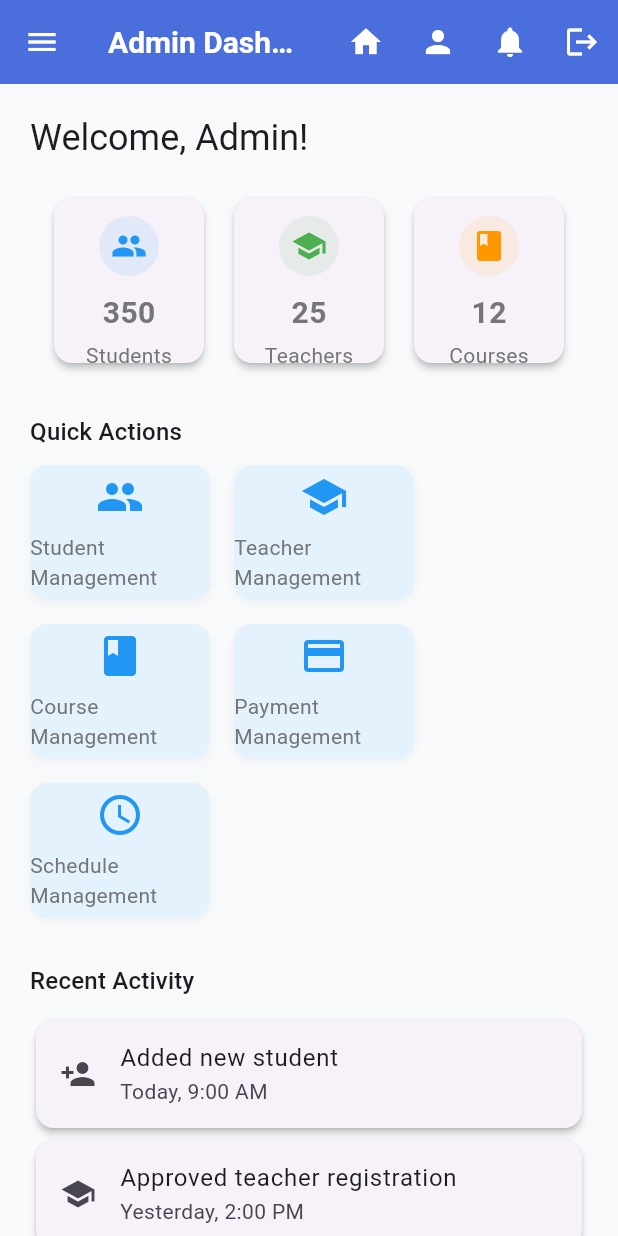
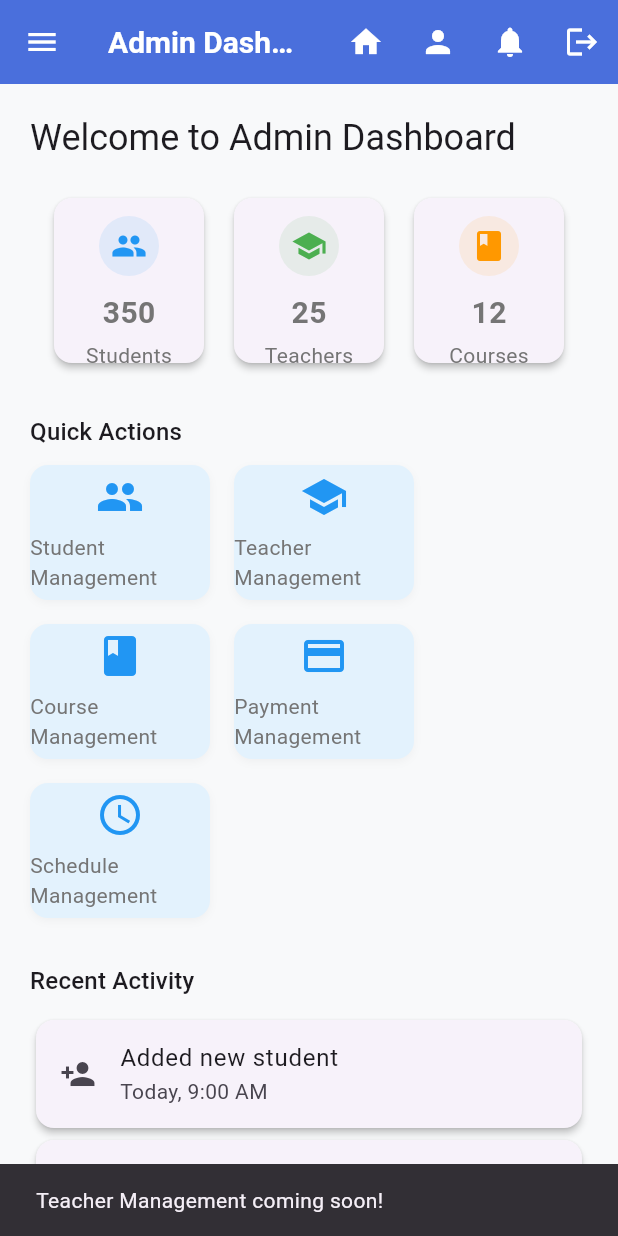
Before and after one commit to ismai402/EduTutor-MobileApp, a Flutter app: the AdminDashboard screen opened by its route, after a tap on "Teacher Management", on a phone screen of 412 x 824 dp. Run offline on Flutter 3.47's test engine with Material 3 defaults, Android fonts, the phone set to English and light mode, and no system bars; our stand-ins replace cloud_firestore, firebase_auth, firebase_core; accounts and stored records are empty.

Commit message:
7th commit

```diff
--- a/lib/screens/admin/admin_dashboard.dart
+++ b/lib/screens/admin/admin_dashboard.dart
@@ -8,10 +8,25 @@ import 'student_management.dart';
 import 'payment_management.dart';
 
 class AdminDashboard extends StatelessWidget {
+  void _showComingSoon(BuildContext context, String feature) {
+    ScaffoldMessenger.of(context).showSnackBar(
+      SnackBar(content: Text('$feature coming soon!')),
+    );
+  }
+
   const AdminDashboard({super.key});
+
+  // Example: Replace with actual data source or provider in real app
+  final int studentCount = 350;
+  final int teacherCount = 25;
+  final int courseCount = 12;
 
   @override
   Widget build(BuildContext context) {
+    // Responsive padding for mobile and larger screens
+    final double screenWidth = MediaQuery.of(context).size.width;
+    final double horizontalPadding = screenWidth < 400 ? 8.0 : 20.0;
+    final double verticalPadding = screenWidth < 400 ? 8.0 : 20.0;
     return Scaffold(
       appBar: AppBar(
         title: const Text('Admin Dashboard'),
@@ -97,35 +112,44 @@ class AdminDashboard extends StatelessWidget {
         ),
       ),
       body: SingleChildScrollView(
-        padding: const EdgeInsets.all(20.0),
+        padding: EdgeInsets.symmetric(
+          horizontal: horizontalPadding,
+          vertical: verticalPadding,
+        ),
         child: Column(
           crossAxisAlignment: CrossAxisAlignment.start,
           children: [
             Text(
-              'Welcome, Admin!',
+              'Welcome to Admin Dashboard',
               style: Theme.of(context).textTheme.headlineSmall,
             ),
             const SizedBox(height: 20),
             Row(
               mainAxisAlignment: MainAxisAlignment.spaceEvenly,
               children: [
-                _AdminStatCard(
+                Flexible(
+                  child: _AdminStatCard(
                     icon: Icons.people,
                     label: 'Students',
-                  value: '350', // Replace with dynamic value
+                    value: studentCount.toString(),
                     color: Colors.blue,
                   ),
-                _AdminStatCard(
+                ),
+                Flexible(
+                  child: _AdminStatCard(
                     icon: Icons.school,
                     label: 'Teachers',
-                  value: '25', // Replace with dynamic value
+                    value: teacherCount.toString(),
                     color: Colors.green,
                   ),
-                _AdminStatCard(
+                ),
+                Flexible(
+                  child: _AdminStatCard(
                     icon: Icons.book,
                     label: 'Courses',
-                  value: '12', // Replace with dynamic value
+                    value: courseCount.toString(),
                     color: Colors.orange,
+                  ),
                 ),
               ],
             ),
@@ -142,29 +166,41 @@ class AdminDashboard extends StatelessWidget {
                 _AdminQuickAction(
                   icon: Icons.people,
                   label: 'Student Management',
-                  onTap: () {},
+                  onTap: () {
+                    Navigator.push(
+                      context,
+                      MaterialPageRoute(
+                        builder: (context) => const StudentManagementScreen(),
+                      ),
+                    );
+                  },
                 ),
                 _AdminQuickAction(
                   icon: Icons.school,
                   label: 'Teacher Management',
-                  onTap: () {},
+                  onTap: () => _showComingSoon(context, 'Teacher Management'),
                 ),
                 _AdminQuickAction(
                   icon: Icons.book,
                   label: 'Course Management',
-                  onTap: () {},
+                  onTap: () => _showComingSoon(context, 'Course Management'),
                 ),
                 _AdminQuickAction(
                   icon: Icons.payment,
                   label: 'Payment Management',
                   onTap: () {
-                    Navigator.pushNamed(context, AppRoutes.payment);
+                    Navigator.push(
+                      context,
+                      MaterialPageRoute(
+                        builder: (context) => PaymentManagementScreen(),
+                      ),
+                    );
                   },
                 ),
                 _AdminQuickAction(
                   icon: Icons.schedule,
                   label: 'Schedule Management',
-                  onTap: () {},
+                  onTap: () => _showComingSoon(context, 'Schedule Management'),
                 ),
               ],
             ),
```
Lines whose indentation alone changed are shown as unchanged.
